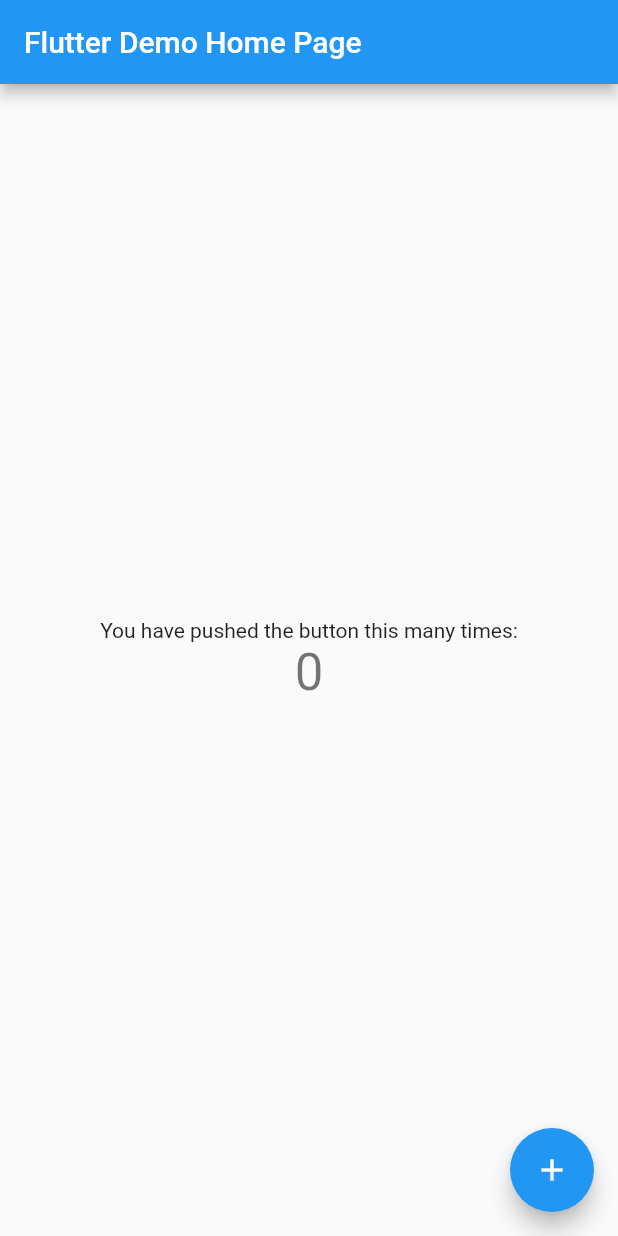
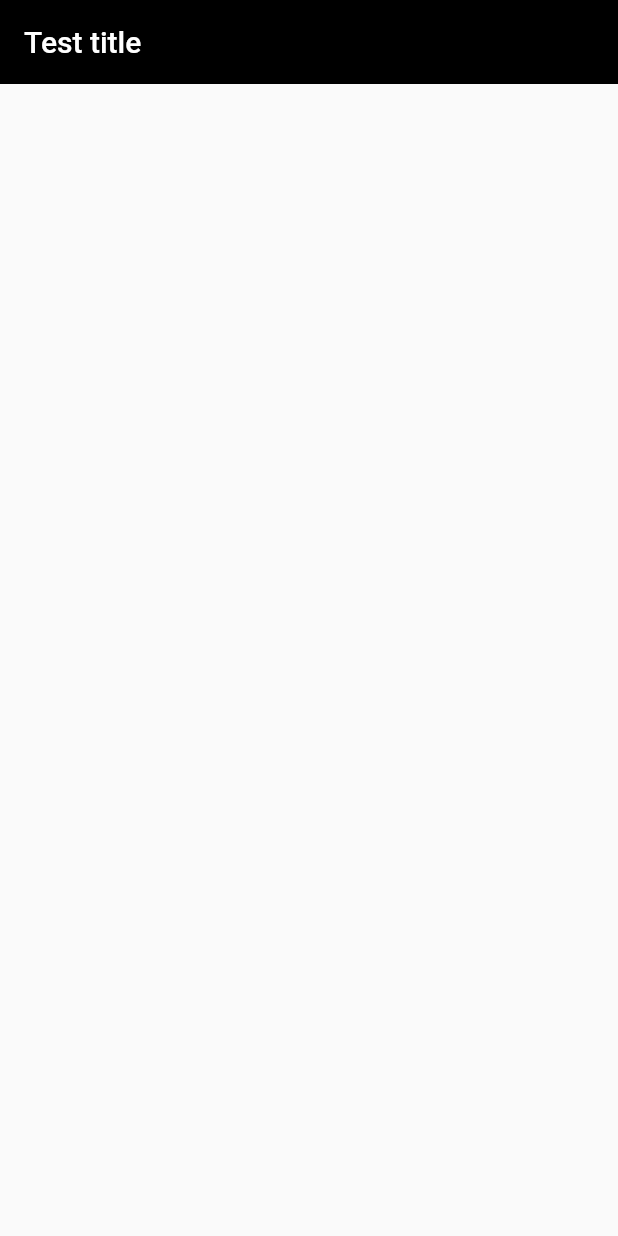
Before and after one commit to pikulak/cryptonews_mobile, a Flutter app: the screen it shows after launch, on a phone screen of 412 x 824 dp. Run offline on Flutter 3.47's test engine with Material 2 defaults, Android fonts, the phone set to English and light mode, and no system bars.

Commit message:
Reorganize app

```diff
--- a/lib/main.dart
+++ b/lib/main.dart
@@ -1,109 +1,18 @@
 import 'package:flutter/material.dart';
+import 'package:cryptonews_mobile/ui/main_page.dart';
 
-void main() => runApp(new MyApp());
 
-class MyApp extends StatelessWidget {
-  // This widget is the root of your application.
+void main() => runApp(new CryptoNewsApp());
+
+class CryptoNewsApp extends StatelessWidget {
   @override
   Widget build(BuildContext context) {
     return new MaterialApp(
-      title: 'Flutter Demo',
+      title: 'Crypto News App',
       theme: new ThemeData(
-        // This is the theme of your application.
-        //
-        // Try running your application with "flutter run". You'll see the
-        // application has a blue toolbar. Then, without quitting the app, try
-        // changing the primarySwatch below to Colors.green and then invoke
-        // "hot reload" (press "r" in the console where you ran "flutter run",
-        // or press Run > Flutter Hot Reload in IntelliJ). Notice that the
-        // counter didn't reset back to zero; the application is not restarted.
         primarySwatch: Colors.blue,
       ),
-      home: new MyHomePage(title: 'Flutter Demo Home Page'),
+      home: new MainPage(),
     );
   }
 }
-
-class MyHomePage extends StatefulWidget {
-  MyHomePage({Key key, this.title}) : super(key: key);
-
-  // This widget is the home page of your application. It is stateful, meaning
-  // that it has a State object (defined below) that contains fields that affect
-  // how it looks.
-
-  // This class is the configuration for the state. It holds the values (in this
-  // case the title) provided by the parent (in this case the App widget) and
-  // used by the build method of the State. Fields in a Widget subclass are
-  // always marked "final".
-
-  final String title;
-
-  @override
-  _MyHomePageState createState() => new _MyHomePageState();
-}
-
-class _MyHomePageState extends State<MyHomePage> {
-  int _counter = 0;
-
-  void _incrementCounter() {
-    setState(() {
-      // This call to setState tells the Flutter framework that something has
-      // changed in this State, which causes it to rerun the build method below
-      // so that the display can reflect the updated values. If we changed
-      // _counter without calling setState(), then the build method would not be
-      // called again, and so nothing would appear to happen.
-      _counter++;
-    });
-  }
-
-  @override
-  Widget build(BuildContext context) {
-    // This method is rerun every time setState is called, for instance as done
-    // by the _incrementCounter method above.
-    //
-    // The Flutter framework has been optimized to make rerunning build methods
-    // fast, so that you can just rebuild anything that needs updating rather
-    // than having to individually change instances of widgets.
-    return new Scaffold(
-      appBar: new AppBar(
-        // Here we take the value from the MyHomePage object that was created by
-        // the App.build method, and use it to set our appbar title.
-        title: new Text(widget.title),
-      ),
-      body: new Center(
-        // Center is a layout widget. It takes a single child and positions it
-        // in the middle of the parent.
-        child: new Column(
-          // Column is also layout widget. It takes a list of children and
-          // arranges them vertically. By default, it sizes itself to fit its
-          // children horizontally, and tries to be as tall as its parent.
-          //
-          // Invoke "debug paint" (press "p" in the console where you ran
-          // "flutter run", or select "Toggle Debug Paint" from the Flutter tool
-          // window in IntelliJ) to see the wireframe for each widget.
-          //
-          // Column has various properties to control how it sizes itself and
-          // how it positions its children. Here we use mainAxisAlignment to
-          // center the children vertically; the main axis here is the vertical
-          // axis because Columns are vertical (the cross axis would be
-          // horizontal).
-          mainAxisAlignment: MainAxisAlignment.center,
-          children: <Widget>[
-            new Text(
-              'You have pushed the button this many times:',
-            ),
-            new Text(
-              '$_counter',
-              style: Theme.of(context).textTheme.display1,
-            ),
-          ],
-        ),
-      ),
-      floatingActionButton: new FloatingActionButton(
-        onPressed: _incrementCounter,
-        tooltip: 'Increment',
-        child: new Icon(Icons.add),
-      ), // This trailing comma makes auto-formatting nicer for build methods.
-    );
-  }
-}
--- /dev/null
+++ b/lib/ui/main_page.dart
@@ -0,0 +1,27 @@
+import 'package:flutter/material.dart';
+
+
+class MainPage extends StatefulWidget {
+
+  @override
+  _MainPage createState() => new _MainPage();
+}
+
+class _MainPage extends State<MainPage> {
+
+  Widget _buildAppBar() {
+    return new AppBar(
+      backgroundColor: Colors.black,
+      elevation: 0.0,
+      title: new Text('Test title'),
+    );
+  }
+
+  @override
+  Widget build(BuildContext context) {
+    return new Scaffold(
+      appBar: _buildAppBar(),
+      body: new Center(),
+    );
+  }
+}
```
Also changed, not shown: 1 other file.
